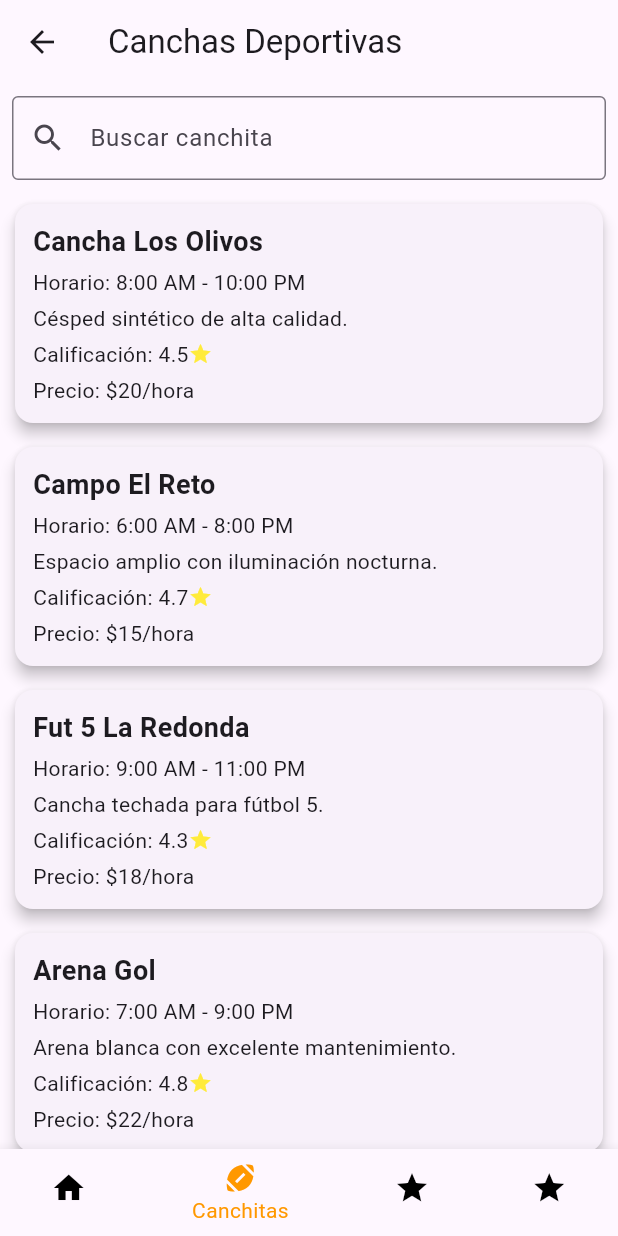
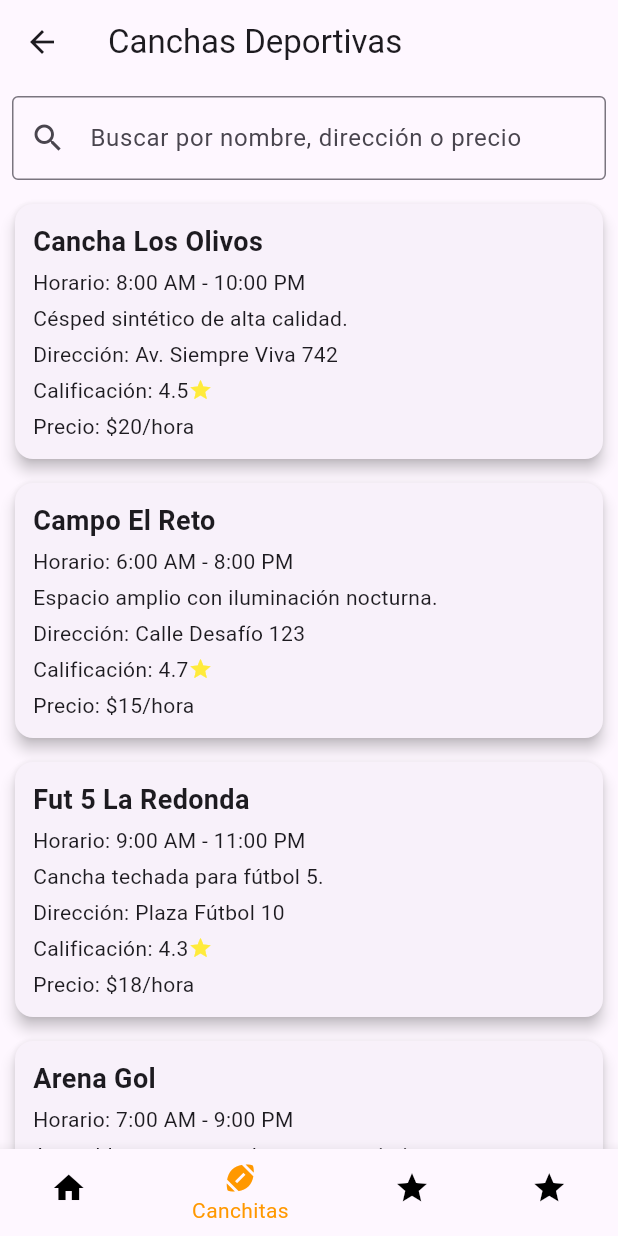
Before and after one commit to Canchitas5/Canchitas5, a Flutter app: the PlaygroundsScreen screen opened by its route, on a phone screen of 412 x 824 dp. Run offline on Flutter 3.47's test engine with Material 3 defaults, Android fonts, the phone set to English and light mode, and no system bars.

Commit message:
Updated filter criteria

```diff
--- a/lib/screens/PlaygroundsScreen.dart
+++ b/lib/screens/PlaygroundsScreen.dart
@@ -15,6 +15,7 @@ class _PlaygroundsScreenState extends State<PlaygroundsScreen> {
       'description': 'Césped sintético de alta calidad.',
       'rating': 4.5,
       'price': '\$20/hora',
+      'address': 'Av. Siempre Viva 742',
     },
     {
       'name': 'Campo El Reto',
@@ -22,6 +23,7 @@ class _PlaygroundsScreenState extends State<PlaygroundsScreen> {
       'description': 'Espacio amplio con iluminación nocturna.',
       'rating': 4.7,
       'price': '\$15/hora',
+      'address': 'Calle Desafío 123',
     },
     {
       'name': 'Fut 5 La Redonda',
@@ -29,6 +31,7 @@ class _PlaygroundsScreenState extends State<PlaygroundsScreen> {
       'description': 'Cancha techada para fútbol 5.',
       'rating': 4.3,
       'price': '\$18/hora',
+      'address': 'Plaza Fútbol 10',
     },
     {
       'name': 'Arena Gol',
@@ -36,6 +39,7 @@ class _PlaygroundsScreenState extends State<PlaygroundsScreen> {
       'description': 'Arena blanca con excelente mantenimiento.',
       'rating': 4.8,
       'price': '\$22/hora',
+      'address': 'Camino Playa 45',
     },
     {
       'name': 'Estadio Pequeño',
@@ -43,6 +47,7 @@ class _PlaygroundsScreenState extends State<PlaygroundsScreen> {
       'description': 'Perfecto para partidos entre amigos.',
       'rating': 4.6,
       'price': '\$25/hora',
+      'address': 'Calle del Estadio 1',
     },
     {
       'name': 'Soccer City',
@@ -50,6 +55,7 @@ class _PlaygroundsScreenState extends State<PlaygroundsScreen> {
       'description': 'Ubicada en el centro de la ciudad.',
       'rating': 4.4,
       'price': '\$19/hora',
+      'address': 'Avenida Central 90',
     },
     {
       'name': 'Futbolitos del Sur',
@@ -57,6 +63,7 @@ class _PlaygroundsScreenState extends State<PlaygroundsScreen> {
       'description': 'Cancha al aire libre con grama natural.',
       'rating': 4.9,
       'price': '\$23/hora',
+      'address': 'Calle Sur 23',
     },
     {
       'name': 'Playfut Central',
@@ -64,6 +71,7 @@ class _PlaygroundsScreenState extends State<PlaygroundsScreen> {
       'description': 'Fútbol rápido con césped artificial.',
       'rating': 4.2,
       'price': '\$21/hora',
+      'address': 'Boulevard Central 77',
     },
     {
       'name': 'Deportiva 7',
@@ -71,6 +79,7 @@ class _PlaygroundsScreenState extends State<PlaygroundsScreen> {
       'description': 'Buena opción para equipos pequeños.',
       'rating': 4.1,
       'price': '\$16/hora',
+      'address': 'Calle 7 Norte',
     },
     {
       'name': 'Cancha Estrella',
@@ -78,6 +87,7 @@ class _PlaygroundsScreenState extends State<PlaygroundsScreen> {
       'description': 'Ideal para torneos locales.',
       'rating': 4.5,
       'price': '\$20/hora',
+      'address': 'Avenida Estrella 200',
     },
   ];
 
@@ -86,9 +96,10 @@ class _PlaygroundsScreenState extends State<PlaygroundsScreen> {
   @override
   Widget build(BuildContext context) {
     List<Map<String, dynamic>> filteredPlaygrounds = playgrounds
-        .where((playground) => playground['name']
-        .toLowerCase()
-        .contains(searchQuery.toLowerCase()))
+        .where((playground) =>
+    playground['name'].toLowerCase().contains(searchQuery.toLowerCase()) ||
+        playground['address'].toLowerCase().contains(searchQuery.toLowerCase()) ||
+        playground['price'].toLowerCase().contains(searchQuery.toLowerCase()))
         .toList();
 
     return Scaffold(
@@ -101,7 +112,7 @@ class _PlaygroundsScreenState extends State<PlaygroundsScreen> {
             padding: const EdgeInsets.all(8.0),
             child: TextField(
               decoration: InputDecoration(
-                labelText: 'Buscar canchita',
+                labelText: 'Buscar por nombre, dirección o precio',
                 border: OutlineInputBorder(),
                 prefixIcon: Icon(Icons.search),
               ),
@@ -119,7 +130,7 @@ class _PlaygroundsScreenState extends State<PlaygroundsScreen> {
                 final playground = filteredPlaygrounds[index];
                 return GestureDetector(
                   onTap: () {
-
+                    // Acción cuando se selecciona una cancha
                   },
                   child: Card(
                     margin: EdgeInsets.symmetric(horizontal: 10, vertical: 8),
@@ -140,6 +151,8 @@ class _PlaygroundsScreenState extends State<PlaygroundsScreen> {
                           Text('Horario: ${playground['hours']}'),
                           SizedBox(height: 4),
                           Text(playground['description']),
+                          SizedBox(height: 4),
+                          Text('Dirección: ${playground['address']}'),
                           SizedBox(height: 4),
                           Row(
                             children: [
```
